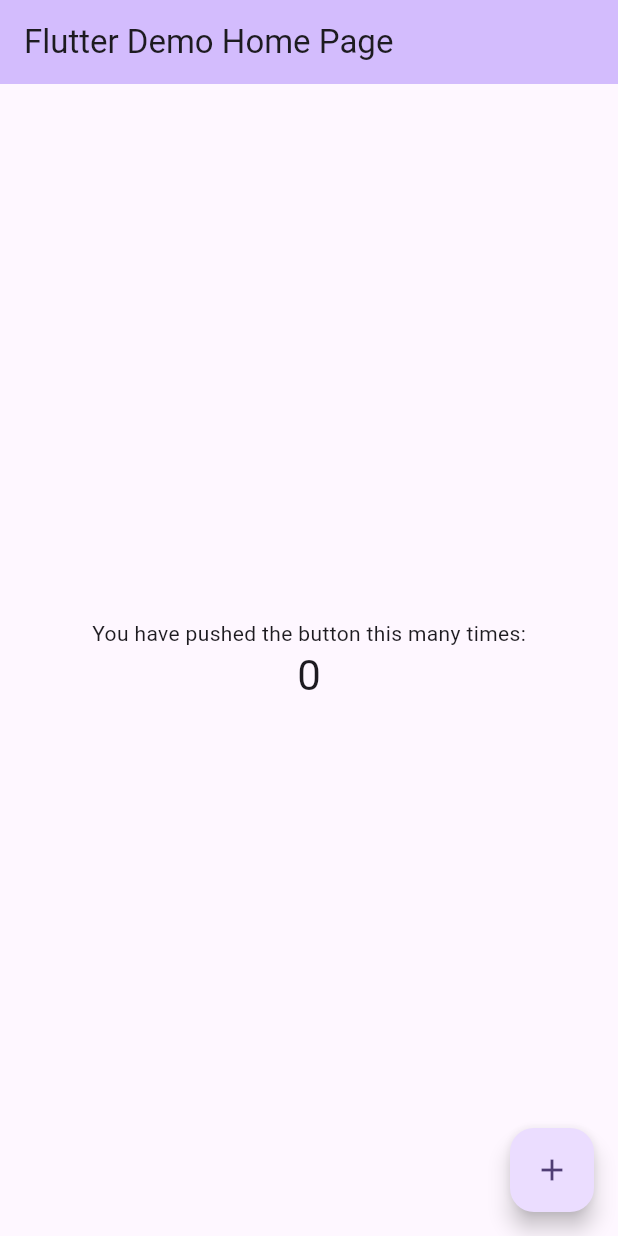
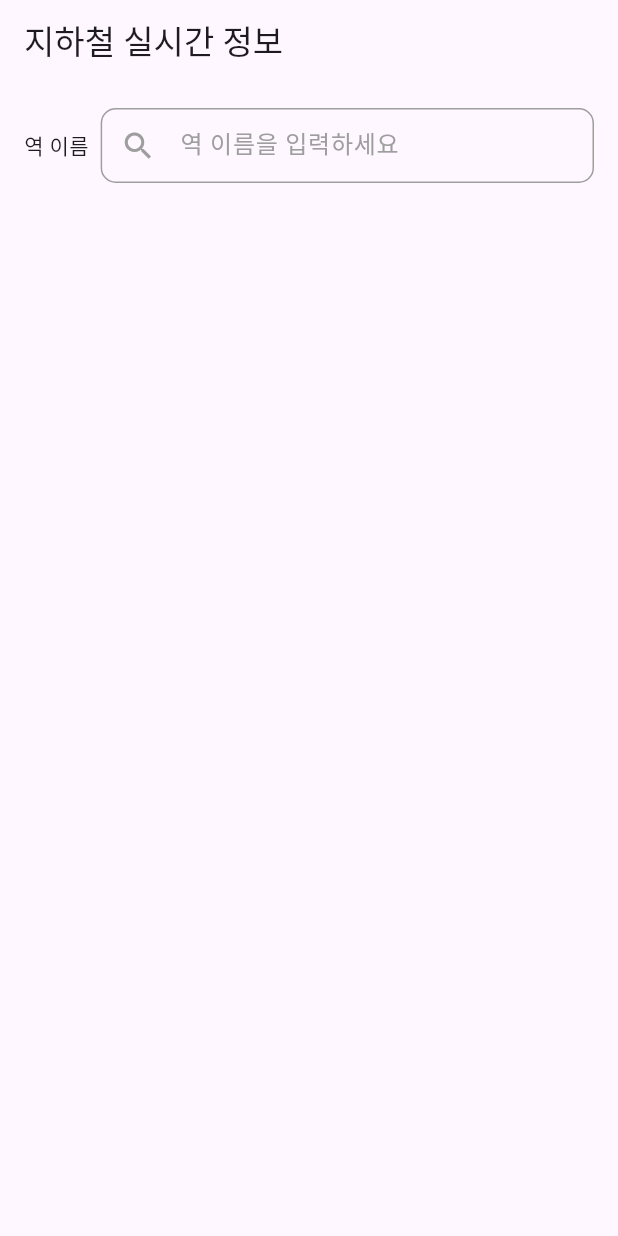
Before and after one commit to mmmkb1/seoul_subway, a Flutter app: the screen it shows after launch, on a phone screen of 412 x 824 dp. Run offline on Flutter 3.47's test engine with Material 3 defaults, Android fonts, the phone set to English and light mode, and no system bars.

Commit message:
feat: subway screen 추가

```diff
--- a/lib/main.dart
+++ b/lib/main.dart
@@ -1,4 +1,5 @@
 import 'package:flutter/material.dart';
+import 'package:seoul_subway/presentation/subway/subway_screen.dart';
 
 void main() {
   runApp(const MyApp());
@@ -11,115 +12,12 @@ class MyApp extends StatelessWidget {
   @override
   Widget build(BuildContext context) {
     return MaterialApp(
-      title: 'Flutter Demo',
       theme: ThemeData(
-        // This is the theme of your application.
-        //
-        // TRY THIS: Try running your application with "flutter run". You'll see
-        // the application has a purple toolbar. Then, without quitting the app,
-        // try changing the seedColor in the colorScheme below to Colors.green
-        // and then invoke "hot reload" (save your changes or press the "hot
-        // reload" button in a Flutter-supported IDE, or press "r" if you used
-        // the command line to start the app).
-        //
-        // Notice that the counter didn't reset back to zero; the application
-        // state is not lost during the reload. To reset the state, use hot
-        // restart instead.
-        //
-        // This works for code too, not just values: Most code changes can be
-        // tested with just a hot reload.
+
         colorScheme: ColorScheme.fromSeed(seedColor: Colors.deepPurple),
         useMaterial3: true,
       ),
-      home: const MyHomePage(title: 'Flutter Demo Home Page'),
+      home: const SubwayScreen(),
     );
   }
 }
-
-class MyHomePage extends StatefulWidget {
-  const MyHomePage({super.key, required this.title});
-
-  // This widget is the home page of your application. It is stateful, meaning
-  // that it has a State object (defined below) that contains fields that affect
-  // how it looks.
-
-  // This class is the configuration for the state. It holds the values (in this
-  // case the title) provided by the parent (in this case the App widget) and
-  // used by the build method of the State. Fields in a Widget subclass are
-  // always marked "final".
-
-  final String title;
-
-  @override
-  State<MyHomePage> createState() => _MyHomePageState();
-}
-
-class _MyHomePageState extends State<MyHomePage> {
-  int _counter = 0;
-
-  void _incrementCounter() {
-    setState(() {
-      // This call to setState tells the Flutter framework that something has
-      // changed in this State, which causes it to rerun the build method below
-      // so that the display can reflect the updated values. If we changed
-      // _counter without calling setState(), then the build method would not be
-      // called again, and so nothing would appear to happen.
-      _counter++;
-    });
-  }
-
-  @override
-  Widget build(BuildContext context) {
-    // This method is rerun every time setState is called, for instance as done
-    // by the _incrementCounter method above.
-    //
-    // The Flutter framework has been optimized to make rerunning build methods
-    // fast, so that you can just rebuild anything that needs updating rather
-    // than having to individually change instances of widgets.
-    return Scaffold(
-      appBar: AppBar(
-        // TRY THIS: Try changing the color here to a specific color (to
-        // Colors.amber, perhaps?) and trigger a hot reload to see the AppBar
-        // change color while the other colors stay the same.
-        backgroundColor: Theme.of(context).colorScheme.inversePrimary,
-        // Here we take the value from the MyHomePage object that was created by
-        // the App.build method, and use it to set our appbar title.
-        title: Text(widget.title),
-      ),
-      body: Center(
-        // Center is a layout widget. It takes a single child and positions it
-        // in the middle of the parent.
-        child: Column(
-          // Column is also a layout widget. It takes a list of children and
-          // arranges them vertically. By default, it sizes itself to fit its
-          // children horizontally, and tries to be as tall as its parent.
-          //
-          // Column has various properties to control how it sizes itself and
-          // how it positions its children. Here we use mainAxisAlignment to
-          // center the children vertically; the main axis here is the vertical
-          // axis because Columns are vertical (the cross axis would be
-          // horizontal).
-          //
-          // TRY THIS: Invoke "debug painting" (choose the "Toggle Debug Paint"
-          // action in the IDE, or press "p" in the console), to see the
-          // wireframe for each widget.
-          mainAxisAlignment: MainAxisAlignment.center,
-          children: <Widget>[
-            const Text(
-              'You have pushed the button this many times:',
-            ),
-            Text(
-              '$_counter',
-              style: Theme.of(context).textTheme.headlineMedium,
-            ),
-          ],
-        ),
-      ),
-      floatingActionButton: FloatingActionButton(
-        onPressed: _incrementCounter,
-        tooltip: 'Increment',
-        child: const Icon(Icons.add),
-      ), // This trailing comma makes auto-formatting nicer for build methods.
-    );
-  }
-}
--- /dev/null
+++ b/lib/presentation/component/input_field_search.dart
@@ -0,0 +1,37 @@
+import 'package:flutter/material.dart';
+
+class InputFieldSearch extends StatelessWidget {
+  final Function(String) onSearch;
+
+  const InputFieldSearch({
+    super.key,
+    required this.onSearch,
+  });
+
+  @override
+  Widget build(BuildContext context) {
+    final contentEditController = TextEditingController();
+    return Expanded(
+      child: Container(
+        decoration: BoxDecoration(
+          borderRadius: BorderRadius.circular(10),
+          border: Border.all(color: Colors.grey),
+        ),
+        child: TextField(
+          controller: contentEditController,
+          decoration: const InputDecoration(
+            prefixIcon: Icon(Icons.search),
+            prefixIconColor: Colors.grey,
+            hintText: '역 이름을 입력하세요',
+            hintStyle: TextStyle(color: Colors.grey),
+            border: InputBorder.none,
+            contentPadding: EdgeInsets.symmetric(
+              horizontal: 20,
+              vertical: 10,
+            ),
+          ),
+        ),
+      ),
+    );
+  }
+}
--- /dev/null
+++ b/lib/presentation/subway/subway_screen.dart
@@ -0,0 +1,36 @@
+import 'package:flutter/material.dart';
+
+import '../component/input_field_search.dart';
+
+class SubwayScreen extends StatelessWidget {
+  const SubwayScreen({super.key});
+
+  @override
+  Widget build(BuildContext context) {
+    return Scaffold(
+      appBar: AppBar(
+        title: const Text(
+          '지하철 실시간 정보',
+        ),
+      ),
+      body: Column(
+        children: [
+          Padding(
+            padding: const EdgeInsets.all(16.0),
+            child: Row(
+              children: [
+                const Text('역 이름'),
+                const SizedBox(width: 8),
+                InputFieldSearch(
+                  onSearch: (String) {
+                    print(String);
+                  },
+                ),
+              ],
+            ),
+          ),
+        ],
+      ),
+    );
+  }
+}
```
Also changed, not shown: pubspec.lock, 1 other file.
